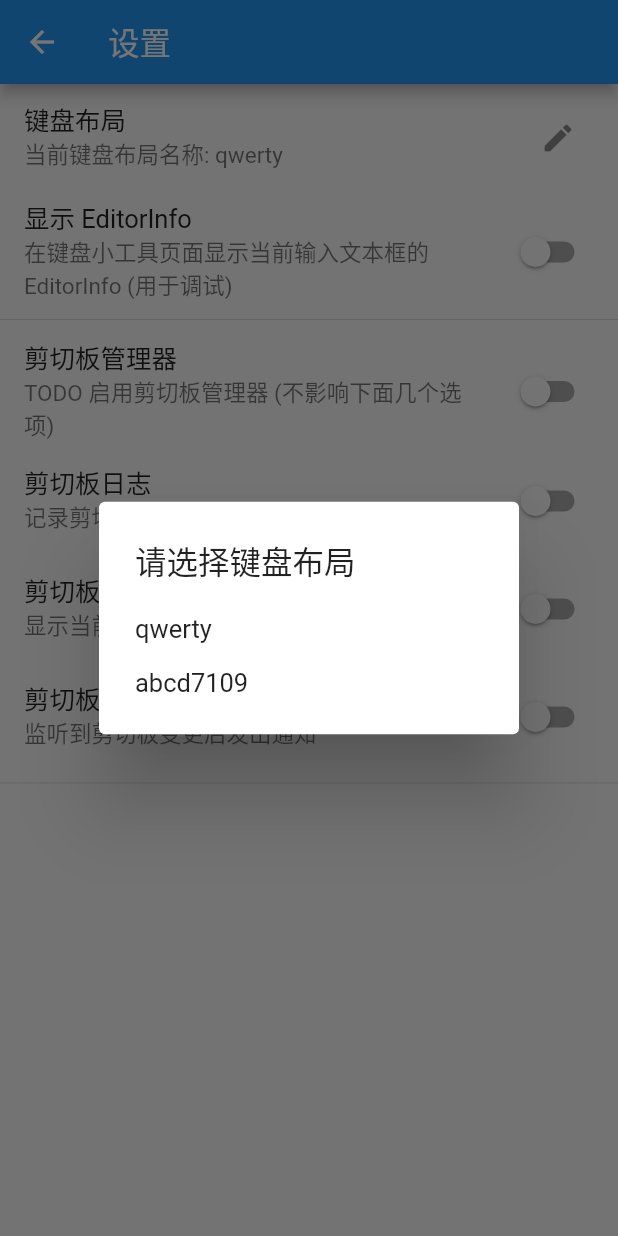
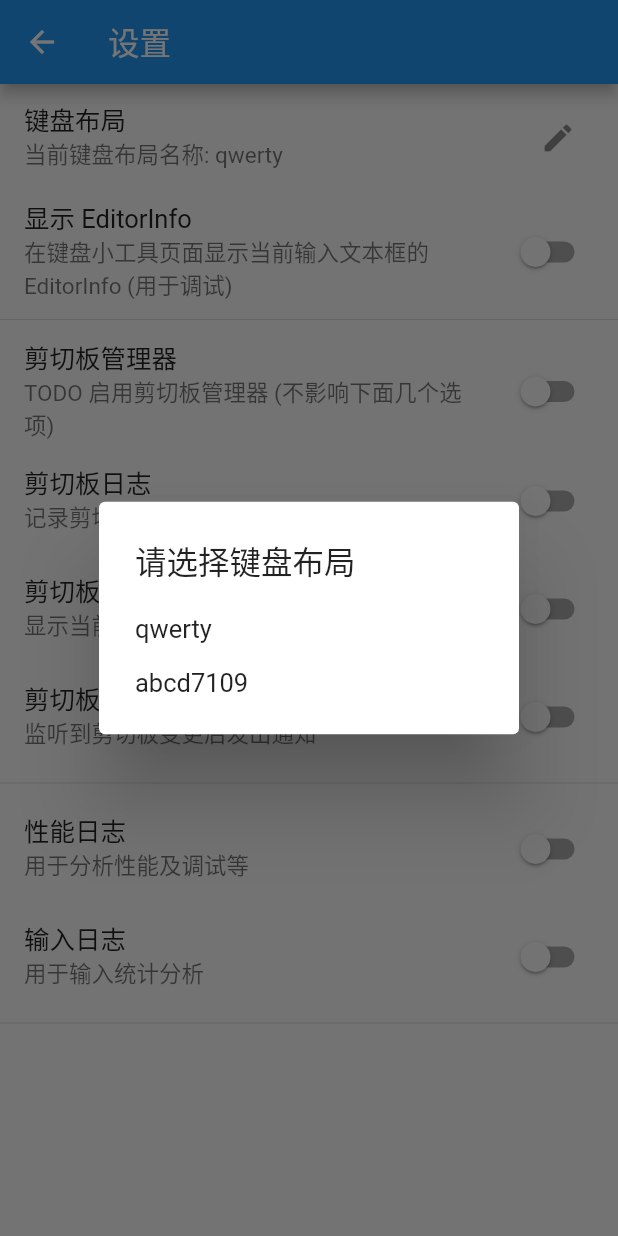
Before and after one commit to a-pinyin/a_pinyin-apk, a Flutter app: the PageConfig screen opened by its route, after a tap on the "edit" icon, on a phone screen of 412 x 824 dp. Run offline on Flutter 3.47's test engine with Material 2 defaults, Android fonts, the phone set to English and light mode, and no system bars; our stand-ins replace event_bus, fast_immutable_collections, shared_preferences; missing offline and left inert: wasm; accounts and stored records are empty.

Commit message:
添加(ui): 设置项 性能日志, 输入日志

```diff
--- a/apk/lib/ui/bridge/ui_config.dart
+++ b/apk/lib/ui/bridge/ui_config.dart
@@ -16,6 +16,11 @@ const ckUiClipLog = 'ui.clip.log';
 const ckUiClipTopNoti = 'ui.clip.top_noti';
 // 启用剪切板变更通知
 const ckUiClipUpdateNoti = 'ui.clip.update_noti';
+
+// 启用性能日志
+const ckUiLogPerf = 'ui.log.perf';
+// 启用输入日志
+const ckUiLogInput = 'ui.log.input';
 
 // UI 配置保存工具
 class UiConfigHost {
@@ -103,4 +108,22 @@ class UiConfigHost {
   Future<void> setClipUpdateNoti(bool enable) async {
     await setBool(ckUiClipUpdateNoti, enable);
   }
+
+  // 启用性能日志
+  Future<bool> getLogPerf() async {
+    return await getBool(ckUiLogPerf);
+  }
+
+  Future<void> setLogPerf(bool enable) async {
+    await setBool(ckUiLogPerf, enable);
+  }
+
+  // 启用输入日志
+  Future<bool> getLogInput() async {
+    return await getBool(ckUiLogInput);
+  }
+
+  Future<void> setLogInput(bool enable) async {
+    await setBool(ckUiLogInput, enable);
+  }
 }
--- /dev/null
+++ b/apk/lib/ui/main/config/config_log_input.dart
@@ -0,0 +1,22 @@
+import 'dart:async';
+import '../../bridge/bridge.dart';
+import './config_item_switch.dart';
+
+// 启用输入日志
+class ConfigLogInput extends ConfigItemSwitch {
+  ConfigLogInput()
+      : super(
+          title: '输入日志',
+          text: '用于输入统计分析',
+        );
+
+  @override
+  Future<bool> load(UiConfigHost uch) async {
+    return await uch.getLogInput();
+  }
+
+  @override
+  Future<void> save(UiConfigHost uch, bool v) async {
+    await uch.setLogInput(v);
+  }
+}
--- /dev/null
+++ b/apk/lib/ui/main/config/config_log_perf.dart
@@ -0,0 +1,22 @@
+import 'dart:async';
+import '../../bridge/bridge.dart';
+import './config_item_switch.dart';
+
+// 启用性能日志
+class ConfigLogPerf extends ConfigItemSwitch {
+  ConfigLogPerf()
+      : super(
+          title: '性能日志',
+          text: '用于分析性能及调试等',
+        );
+
+  @override
+  Future<bool> load(UiConfigHost uch) async {
+    return await uch.getLogPerf();
+  }
+
+  @override
+  Future<void> save(UiConfigHost uch, bool v) async {
+    await uch.setLogPerf(v);
+  }
+}
--- a/apk/lib/ui/main/config/page.dart
+++ b/apk/lib/ui/main/config/page.dart
@@ -9,6 +9,8 @@ import './config_clip_enable.dart';
 import './config_clip_log.dart';
 import './config_clip_top_noti.dart';
 import './config_clip_update_noti.dart';
+import './config_log_perf.dart';
+import './config_log_input.dart';
 
 // 设置页面
 class PageConfig extends StatefulWidget {
@@ -35,6 +37,7 @@ class _PageConfigState extends State<PageConfig> {
   ConfigItemImpl configKbLayout = ConfigKbLayout();
   // 显示 EditorInfo
   ConfigItemImpl configShowEditorInfo = ConfigShowEditorInfo();
+
   // 启用剪切板管理器
   ConfigItemImpl configClipEnable = ConfigClipEnable();
   // 启用剪切板日志
@@ -43,6 +46,11 @@ class _PageConfigState extends State<PageConfig> {
   ConfigItemImpl configClipTopNoti = ConfigClipTopNoti();
   // 启用剪切板变更通知
   ConfigItemImpl configClipUpdateNoti = ConfigClipUpdateNoti();
+
+  // 启用性能日志
+  ConfigItemImpl configLogPerf = ConfigLogPerf();
+  // 启用输入日志
+  ConfigItemImpl configLogInput = ConfigLogInput();
 
   late ConfigItemData data;
 
@@ -152,6 +160,18 @@ class _PageConfigState extends State<PageConfig> {
           impl: configClipUpdateNoti,
         ),
         const Divider(),
+        // 日志
+        ConfigItem(
+          data: data,
+          onUpdate: onUpdate,
+          impl: configLogPerf,
+        ),
+        ConfigItem(
+          data: data,
+          onUpdate: onUpdate,
+          impl: configLogInput,
+        ),
+        const Divider(),
       ],
     );
   }
```
Also changed, not shown: 1 other file.
